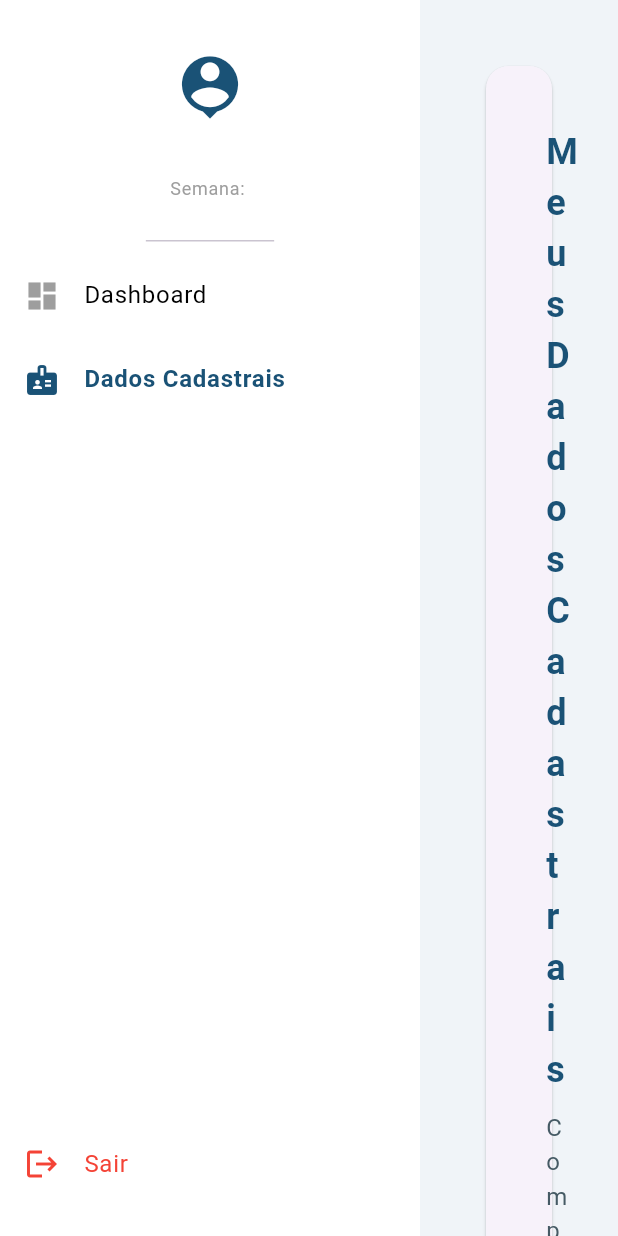
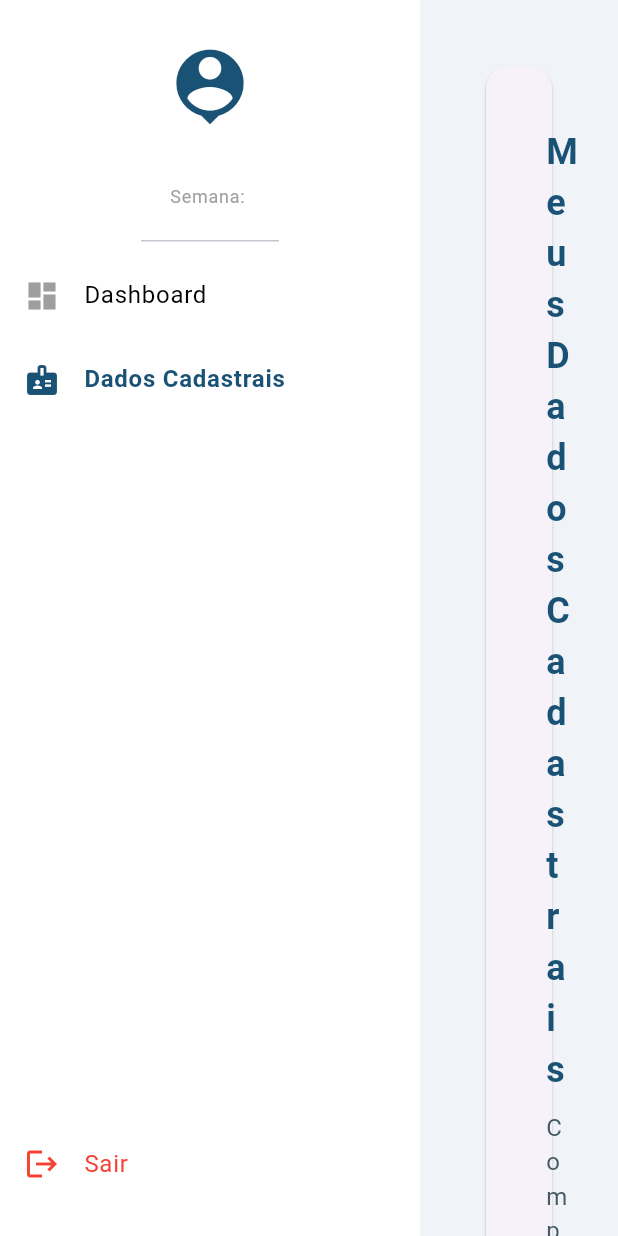
Before and after one commit to marcelosouzars/polifenois_web, a Flutter app: the CadastroGestanteWeb screen opened directly with empty values, after a tap on "Dados Cadastrais", on a phone screen of 412 x 824 dp. Run offline on Flutter 3.47's test engine with Material 3 defaults, Android fonts, the phone set to English and light mode, and no system bars; network calls fail.

```diff
--- a/lib/cadastro_gestante_web.dart
+++ b/lib/cadastro_gestante_web.dart
@@ -125,7 +125,15 @@ class _CadastroGestanteWebState extends State<CadastroGestanteWeb> {
                   child: Column(
                     mainAxisAlignment: MainAxisAlignment.center,
                     children: [
-                      Icon(Icons.person_pin, size: 50, color: PolifenoisTema.azulPrimario),
+                      // VERIFICA SE TEM FOTO CADASTRADA, SE NÃO, MOSTRA O ÍCONE PADRÃO
+                      widget.usuario['foto_perfil_url'] != null && widget.usuario['foto_perfil_url'].toString().isNotEmpty
+                          ? CircleAvatar(
+                              radius: 35,
+                              backgroundImage: NetworkImage(widget.usuario['foto_perfil_url']),
+                              backgroundColor: Colors.transparent,
+                            )
+                          : Icon(Icons.person_pin, size: 60, color: PolifenoisTema.azulPrimario),
+
                       SizedBox(height: 10),
                       Text(widget.usuario['nome'] ?? 'Gestante', style: TextStyle(fontWeight: FontWeight.bold, color: PolifenoisTema.azulPrimario)),
                       Text("Semana: ${widget.usuario['semana_gestacao'] ?? '?'}", style: TextStyle(fontSize: 12, color: Colors.grey)),
```
